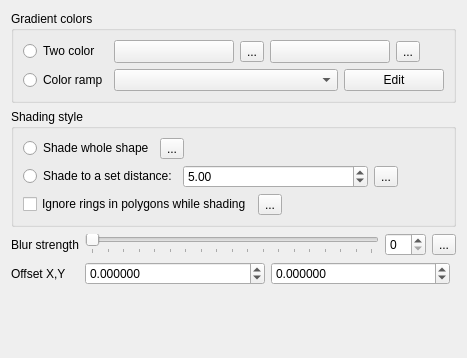
First picture: the form in src/ui/symbollayer/widget_shapeburstfill.ui, repository qgis/QGIS, before the edit.
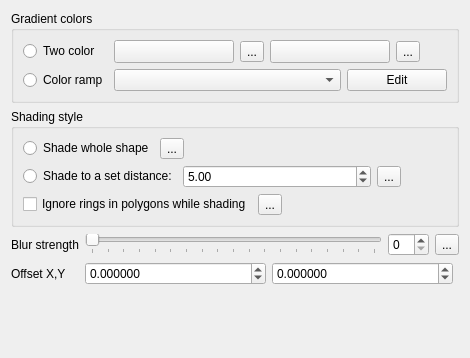
Second picture: the form after the edit. Custom widgets are drawn as their Qt base class.

```diff
--- a/src/ui/symbollayer/widget_shapeburstfill.ui
+++ b/src/ui/symbollayer/widget_shapeburstfill.ui
@@ -6,7 +6,7 @@
    <rect>
     <x>0</x>
     <y>0</y>
-    <width>467</width>
+    <width>470</width>
     <height>358</height>
    </rect>
   </property>
@@ -28,10 +28,10 @@
         <number>6</number>
        </property>
        <property name="minimum">
-        <double>-999.000000000000000</double>
+        <double>-99999999.989999994635582</double>
        </property>
        <property name="maximum">
-        <double>999.000000000000000</double>
+        <double>99999999.989999994635582</double>
        </property>
        <property name="singleStep">
         <double>0.200000000000000</double>
@@ -50,10 +50,10 @@
         <number>6</number>
        </property>
        <property name="minimum">
-        <double>-999.000000000000000</double>
+        <double>-99999999.989999994635582</double>
        </property>
        <property name="maximum">
-        <double>999.000000000000000</double>
+        <double>99999999.989999994635582</double>
        </property>
        <property name="singleStep">
         <double>0.200000000000000</double>
```
